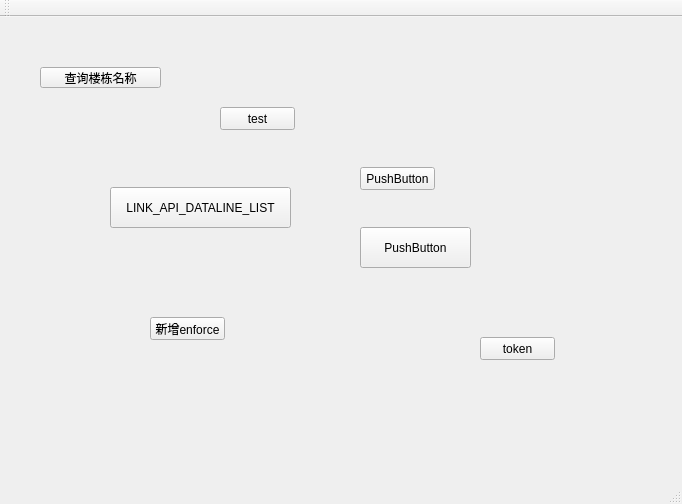
First picture: the form in CommandCenter/MainApp/mainwindow.ui, repository LDevin/CommandCenter, before the edit.
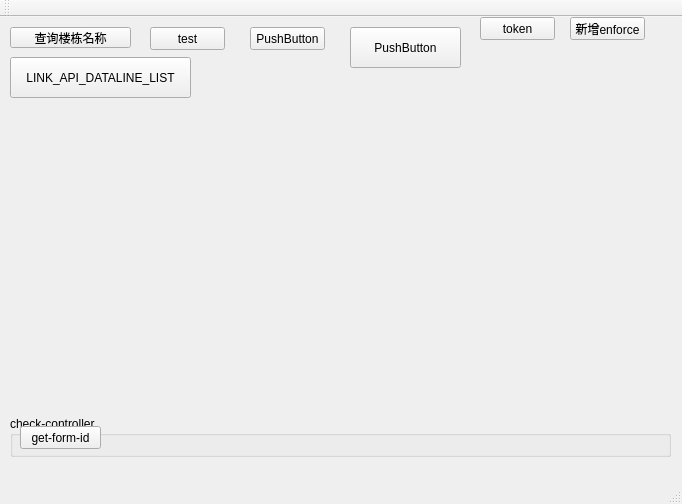
Second picture: the form after the edit.

Diff of the .ui file:
```diff
--- a/CommandCenter/MainApp/mainwindow.ui
+++ b/CommandCenter/MainApp/mainwindow.ui
@@ -17,8 +17,8 @@
    <widget class="QPushButton" name="pushButton">
     <property name="geometry">
      <rect>
-      <x>220</x>
-      <y>90</y>
+      <x>150</x>
+      <y>10</y>
       <width>75</width>
       <height>23</height>
      </rect>
@@ -30,8 +30,8 @@
    <widget class="QPushButton" name="pushButton_2">
     <property name="geometry">
      <rect>
-      <x>360</x>
-      <y>150</y>
+      <x>250</x>
+      <y>10</y>
       <width>75</width>
       <height>23</height>
      </rect>
@@ -43,8 +43,8 @@
    <widget class="QPushButton" name="pushButton_3">
     <property name="geometry">
      <rect>
-      <x>110</x>
-      <y>170</y>
+      <x>10</x>
+      <y>40</y>
       <width>181</width>
       <height>41</height>
      </rect>
@@ -56,8 +56,8 @@
    <widget class="QPushButton" name="pushButton_4">
     <property name="geometry">
      <rect>
-      <x>360</x>
-      <y>210</y>
+      <x>350</x>
+      <y>10</y>
       <width>111</width>
       <height>41</height>
      </rect>
@@ -69,8 +69,8 @@
    <widget class="QPushButton" name="pushButton_5">
     <property name="geometry">
      <rect>
-      <x>40</x>
-      <y>50</y>
+      <x>10</x>
+      <y>10</y>
       <width>121</width>
       <height>21</height>
      </rect>
@@ -82,8 +82,8 @@
    <widget class="QPushButton" name="pushButton_6">
     <property name="geometry">
      <rect>
-      <x>150</x>
-      <y>300</y>
+      <x>570</x>
+      <y>0</y>
       <width>75</width>
       <height>23</height>
      </rect>
@@ -96,7 +96,7 @@
     <property name="geometry">
      <rect>
       <x>480</x>
-      <y>320</y>
+      <y>0</y>
       <width>75</width>
       <height>23</height>
      </rect>
@@ -105,6 +105,32 @@
      <string>token</string>
     </property>
    </widget>
+   <widget class="QGroupBox" name="groupBox">
+    <property name="geometry">
+     <rect>
+      <x>10</x>
+      <y>399</y>
+      <width>661</width>
+      <height>41</height>
+     </rect>
+    </property>
+    <property name="title">
+     <string>check-controller</string>
+    </property>
+    <widget class="QPushButton" name="fromID">
+     <property name="geometry">
+      <rect>
+       <x>10</x>
+       <y>10</y>
+       <width>81</width>
+       <height>23</height>
+      </rect>
+     </property>
+     <property name="text">
+      <string>get-form-id</string>
+     </property>
+    </widget>
+   </widget>
   </widget>
   <widget class="QMenuBar" name="menuBar">
    <property name="geometry">
```
